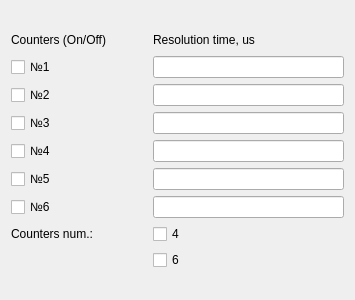
Above: counters.ui from goodvin360/pivn_app before the change. Below: the same form after it.
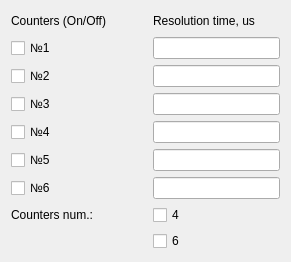
That is the form after the change.

```diff
--- a/counters.ui
+++ b/counters.ui
@@ -6,8 +6,8 @@
    <rect>
     <x>0</x>
     <y>0</y>
-    <width>355</width>
-    <height>300</height>
+    <width>291</width>
+    <height>238</height>
    </rect>
   </property>
   <property name="windowTitle">
```
Left out of the diff: 134 changed lines with no effect on the pictures.
